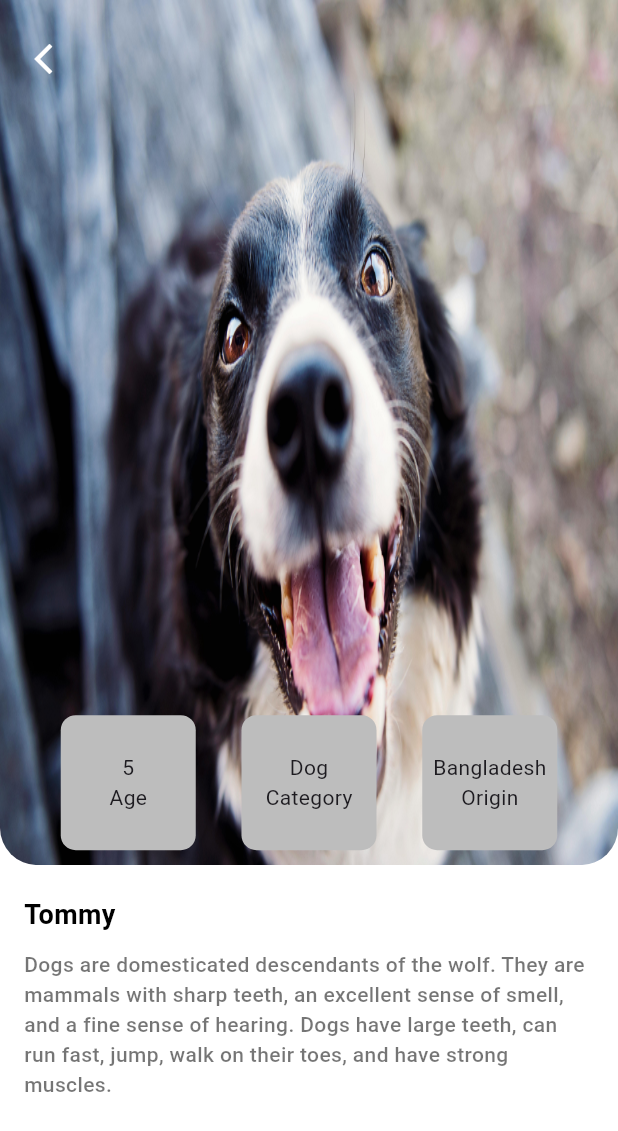
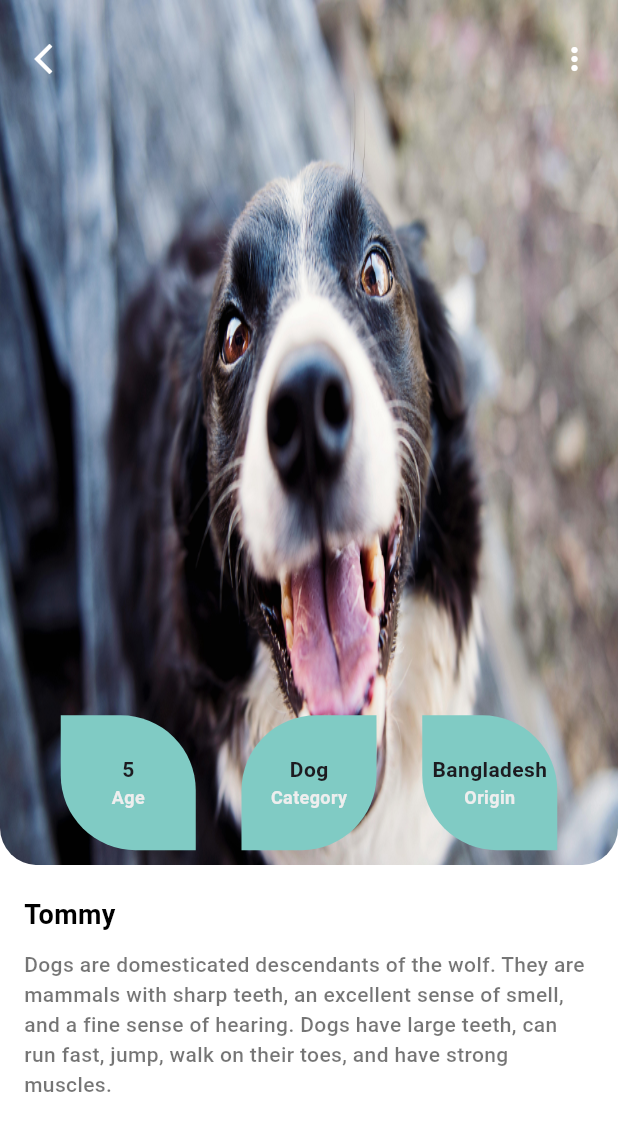
Before and after one commit to foysal012/pet_app, a Flutter app: the DetailsPage screen opened directly with sample values from the repository, on a phone screen of 412 x 824 dp. Shown: the top 1131 px of the screen. Run offline on Flutter 3.47's test engine with Material 3 defaults, Android fonts, the phone set to English and light mode, and no system bars; our stand-ins replace gap, get; network calls fail.

Commit message:
Working On Details Page Menu button changing color from there.

```diff
--- /dev/null
+++ b/lib/details_page/controller/details_page_controller.dart
@@ -0,0 +1,10 @@
+import 'package:flutter/material.dart';
+import 'package:get/get.dart';
+
+class DetailsPageController extends GetxController{
+
+
+
+
+
+}
--- a/lib/details_page/view/details_page.dart
+++ b/lib/details_page/view/details_page.dart
@@ -1,5 +1,6 @@
 import 'package:flutter/cupertino.dart';
 import 'package:flutter/material.dart';
+import 'package:flutter/widgets.dart';
 import 'package:gap/gap.dart';
 import 'package:get/get.dart';
 import '../../home_page/model/pet_model.dart';
@@ -14,6 +15,16 @@ class DetailsPage extends StatefulWidget {
 class _DetailsPageState extends State<DetailsPage> {
 
   final PetModel detailsData = Get.arguments;
+
+  List<Color> colorList = [
+    Colors.teal,
+    Colors.purple,
+    Colors.green,
+    Colors.amber,
+    Colors.pink
+  ];
+
+  Color? selectedColor;
 
   @override
   Widget build(BuildContext context) {
@@ -52,14 +63,29 @@ class _DetailsPageState extends State<DetailsPage> {
                                       height: 90,
                                       width: 90,
                                       decoration: BoxDecoration(
-                                        color: Colors.grey[400],
-                                        borderRadius: BorderRadius.circular(10.0),
+                                        color: Colors.teal[200],
+                                        // borderRadius: BorderRadius.circular(10.0),
+                                          borderRadius: BorderRadius.only(
+                                              topRight: Radius.circular(50.0),
+                                              bottomLeft: Radius.circular(50.0)
+                                          )
                                       ),
                                       child: Column(
                                         mainAxisAlignment: MainAxisAlignment.center,
                                         children: [
-                                          Text('${detailsData.petAge}'),
-                                          const Text('Age'),
+                                          Text('${detailsData.petAge}',
+                                          style: TextStyle(
+                                            fontSize: 14,
+                                            fontWeight: FontWeight.bold
+                                          ),
+                                          ),
+                                          Text('Age',
+                                            style: TextStyle(
+                                            fontSize: 12,
+                                            fontWeight: FontWeight.bold,
+                                              color: Colors.grey.shade200
+                                          ),
+                                          ),
                                         ],
                                       ),
                                     ),
@@ -67,14 +93,29 @@ class _DetailsPageState extends State<DetailsPage> {
                                       height: 90,
                                       width: 90,
                                       decoration: BoxDecoration(
-                                        color: Colors.grey[400],
-                                        borderRadius: BorderRadius.circular(10.0),
+                                          color: Colors.teal[200],
+                                        // borderRadius: BorderRadius.circular(10.0),
+                                        borderRadius: BorderRadius.only(
+                                          topLeft: Radius.circular(50.0),
+                                          bottomRight: Radius.circular(50.0)
+                                        )
                                       ),
                                       child: Column(
                                         mainAxisAlignment: MainAxisAlignment.center,
                                         children: [
-                                          Text('${detailsData.petCategory}'),
-                                          const Text('Category'),
+                                          Text('${detailsData.petCategory}',
+                                          style: TextStyle(
+                                            fontSize: 14,
+                                            fontWeight: FontWeight.bold
+                                          ),
+                                          ),
+                                          Text('Category',
+                                            style: TextStyle(
+                                            fontSize: 12,
+                                            fontWeight: FontWeight.bold,
+                                              color: Colors.grey.shade200
+                                          ),
+                                          ),
                                         ],
                                       ),
                                     ),
@@ -82,14 +123,29 @@ class _DetailsPageState extends State<DetailsPage> {
                                       height: 90,
                                       width: 90,
                                       decoration: BoxDecoration(
-                                        color: Colors.grey[400],
-                                        borderRadius: BorderRadius.circular(10.0),
+                                          color: Colors.teal[200],
+                                        // borderRadius: BorderRadius.circular(10.0),
+                                          borderRadius: BorderRadius.only(
+                                              topRight: Radius.circular(50.0),
+                                              bottomLeft: Radius.circular(50.0)
+                                          )
                                       ),
                                       child: Column(
                                         mainAxisAlignment: MainAxisAlignment.center,
                                         children: [
-                                          Text('${detailsData.petOrigin}'),
-                                          const Text('Origin'),
+                                          Text('${detailsData.petOrigin}',
+                                          style: TextStyle(
+                                            fontSize: 14,
+                                            fontWeight: FontWeight.bold
+                                          ),
+                                          ),
+                                          Text('Origin',
+                                            style: TextStyle(
+                                            fontSize: 12,
+                                            fontWeight: FontWeight.bold,
+                                              color: Colors.grey.shade200
+                                          ),
+                                          ),
                                         ],
                                       ),
                                     ),
@@ -106,6 +162,16 @@ class _DetailsPageState extends State<DetailsPage> {
                                 Get.back();
                               },
                               icon: const Icon(Icons.arrow_back_ios_new_outlined, color: Colors.white,)
+                          )),
+
+                      Positioned(
+                          top: 15,
+                          right: 5,
+                          child: IconButton(
+                              onPressed: (){
+                                Get.back();
+                              },
+                              icon: const Icon(Icons.more_vert, color: Colors.white,)
                           ))
                     ],
                   ),
```
